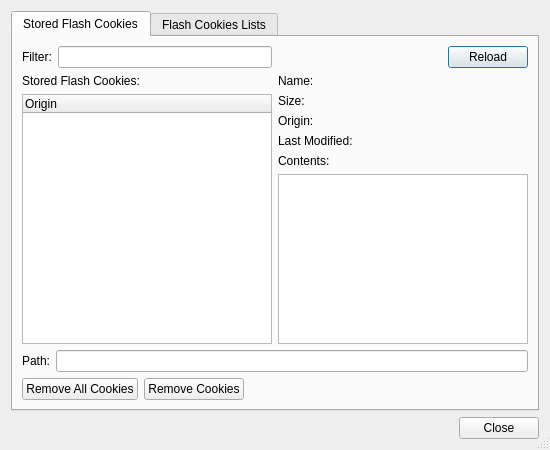
First picture: the form in Helpviewer/FlashCookieManager/FlashCookieManagerDialog.ui, repository testmana2/test, before the edit.
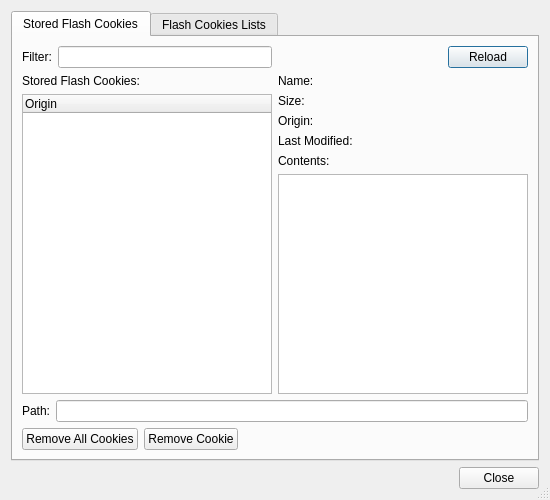
Second picture: the form after the edit.

Commit message: Continued adding code for a Flash cookie manager.

Patch:
```diff
--- a/Helpviewer/FlashCookieManager/FlashCookieManagerDialog.ui
+++ b/Helpviewer/FlashCookieManager/FlashCookieManagerDialog.ui
@@ -7,7 +7,7 @@
     <x>0</x>
     <y>0</y>
     <width>550</width>
-    <height>450</height>
+    <height>500</height>
    </rect>
   </property>
   <property name="windowTitle">
@@ -222,7 +222,7 @@
             <string>Press to remove selected flash cookies</string>
            </property>
            <property name="text">
-            <string>Remove Cookies</string>
+            <string>Remove Cookie</string>
            </property>
           </widget>
          </item>
```
The commit also changes 2 other files.
